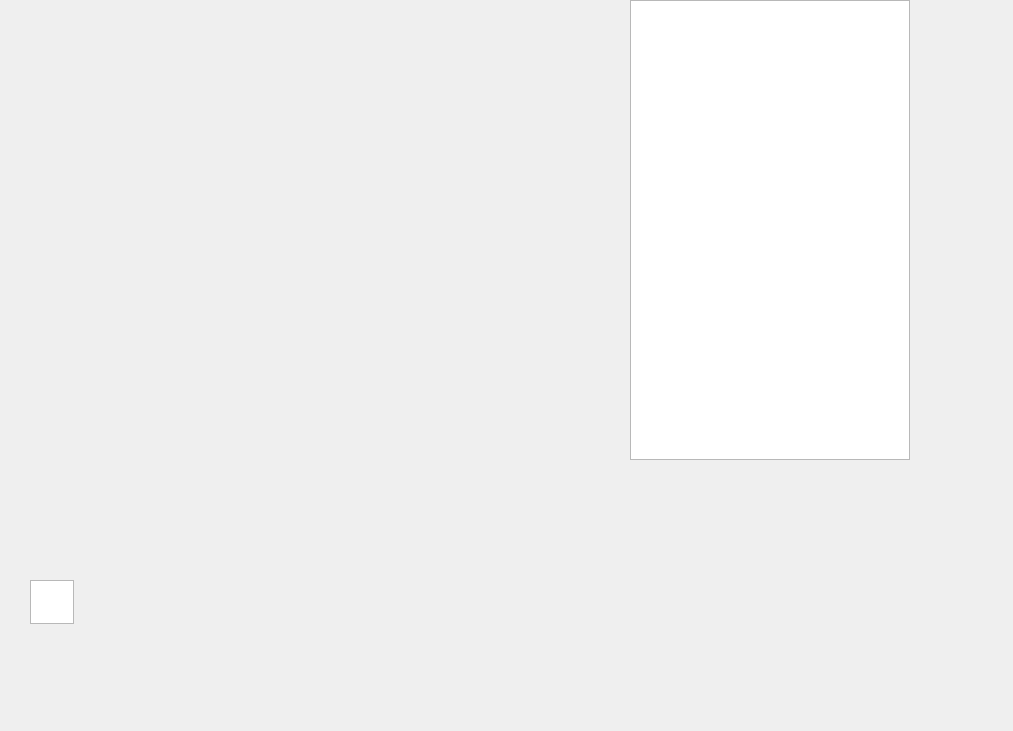
Old version of the form projekt/mainwindow.ui in the repository iKsSs/ICP-Labyrinth.
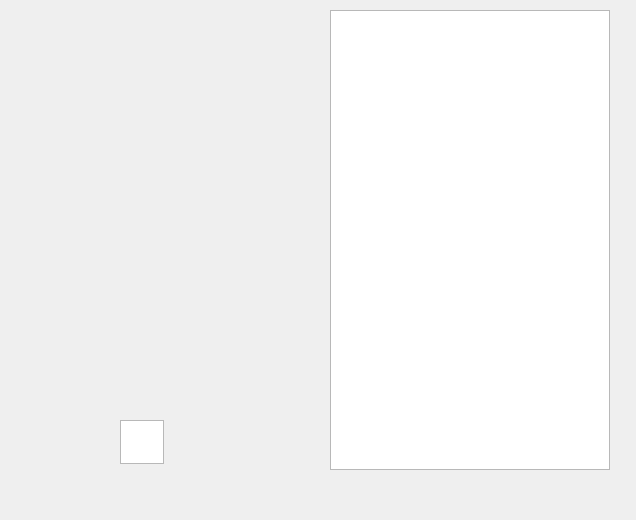
New version of the form.

Patch:
```diff
--- a/projekt/mainwindow.ui
+++ b/projekt/mainwindow.ui
@@ -6,8 +6,8 @@
    <rect>
     <x>0</x>
     <y>0</y>
-    <width>1013</width>
-    <height>731</height>
+    <width>636</width>
+    <height>520</height>
    </rect>
   </property>
   <property name="maximumSize">
@@ -32,8 +32,8 @@
    <widget class="QPlainTextEdit" name="plainTextEdit">
     <property name="geometry">
      <rect>
-      <x>630</x>
-      <y>0</y>
+      <x>330</x>
+      <y>10</y>
       <width>280</width>
       <height>460</height>
      </rect>
@@ -42,8 +42,8 @@
    <widget class="QGraphicsView" name="gw_newTile">
     <property name="geometry">
      <rect>
-      <x>30</x>
-      <y>580</y>
+      <x>120</x>
+      <y>420</y>
       <width>44</width>
       <height>44</height>
      </rect>
```
Left out of the diff: 2 changed lines with no effect on the pictures.
